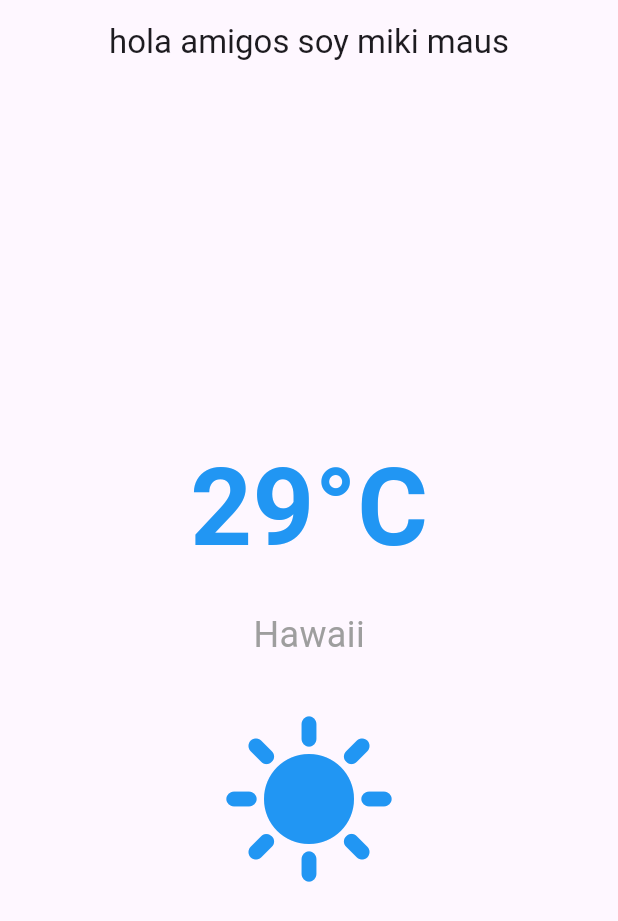
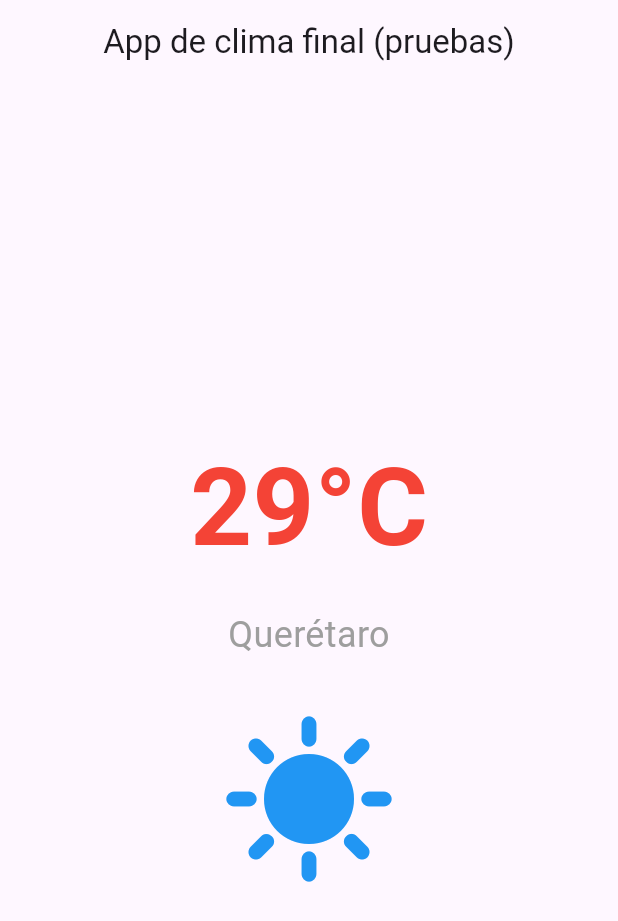
Before and after one commit to Stone3999/practicas, a Flutter app: the screen it shows after launch, on a phone screen of 412 x 824 dp. Shown: the top 921 px of the screen. Run offline on Flutter 3.47's test engine with Material 3 defaults, Android fonts, the phone set to English and light mode, and no system bars.

Commit message:
Práctica 2.1 - Final

```diff
--- a/climate_app/lib/main.dart
+++ b/climate_app/lib/main.dart
@@ -22,7 +22,7 @@ class MyApp extends StatelessWidget {
 
     return MaterialApp(
 
-      title: 'Flutter D',
+      title: 'Flutter Dart pro',
 
       theme: ThemeData(
 
@@ -56,7 +56,7 @@ class MyHomePage extends StatelessWidget {
 
       appBar: AppBar(
 
-        title: const Text('hola amigos soy miki maus'),
+        title: const Text('App de clima final (pruebas)'),
 
         centerTitle: true,
 
@@ -80,7 +80,7 @@ class MyHomePage extends StatelessWidget {
 
                 fontWeight: FontWeight.bold,
 
-                color: Colors.blue,
+                color: Colors.red,
 
               ),
 
@@ -90,7 +90,7 @@ class MyHomePage extends StatelessWidget {
 
             const Text(
 
-              'Hawaii',
+              'Querétaro',
 
               style: TextStyle(
 
```
